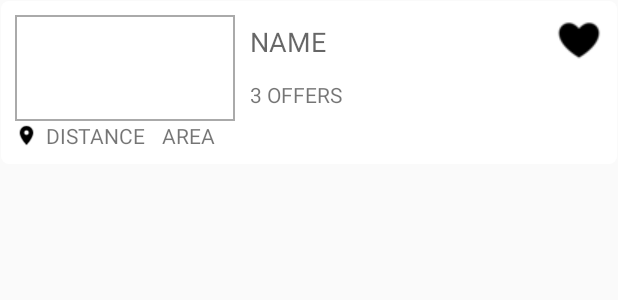
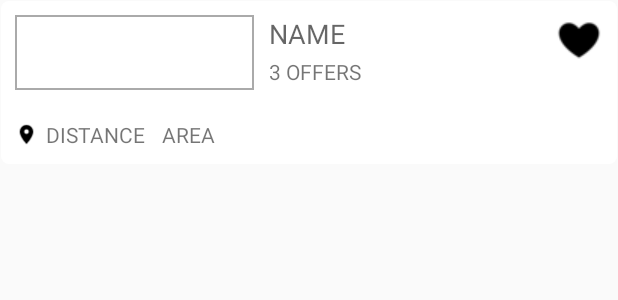
Before and after one commit to misaalturakhia/RestaurantList, an Android app: the layout restaurant_list_item.xml on its own in the app's theme, with its tools: preview values and no code run, on a phone screen of 412 x 824 dp. Shown: the top 300 px of the screen. Run offline under Robolectric (Android 15) with nearby library versions, the phone set to English and light mode, and no system bars.

Commit message:
Changed height parameters to stop fluctuation of heights bug

```diff
--- a/app/src/main/res/layout/restaurant_list_item.xml
+++ b/app/src/main/res/layout/restaurant_list_item.xml
@@ -3,15 +3,14 @@
     android:orientation="vertical"
     android:layout_width="match_parent"
     android:layout_height="@dimen/list_item_height"
-    android:minHeight="@dimen/list_item_height"
     android:padding="@dimen/list_item_padding"
     android:background="@drawable/rectangle_shadow_bg_thin">
 
     <LinearLayout
         android:layout_width="match_parent"
-        android:layout_height="0dp"
+        android:layout_height="50dp"
         android:orientation="horizontal"
-        android:layout_weight="1">
+        >
 
         <ImageView
             android:layout_width="match_parent"
@@ -27,7 +26,7 @@
         <LinearLayout
             android:layout_width="match_parent"
             android:layout_height="match_parent"
-            android:layout_weight="0.8"
+            android:layout_weight="0.9"
             android:orientation="vertical">
 
             <TextView
@@ -71,7 +70,10 @@
 
     <LinearLayout
         android:layout_width="match_parent"
-        android:layout_height="wrap_content"
+        android:layout_height="0dp"
+        android:layout_weight="1"
+        android:layout_marginLeft="3dp"
+        android:layout_marginStart="3dp"
         android:gravity="start|center"
         android:orientation="horizontal"
         android:id="@+id/restaurant_categories_layout"
@@ -81,7 +83,8 @@
 
     <LinearLayout
         android:layout_width="match_parent"
-        android:layout_height="wrap_content"
+        android:layout_height="0dp"
+        android:layout_weight="1"
         android:orientation="horizontal"
         android:gravity="center|start">
 
```
